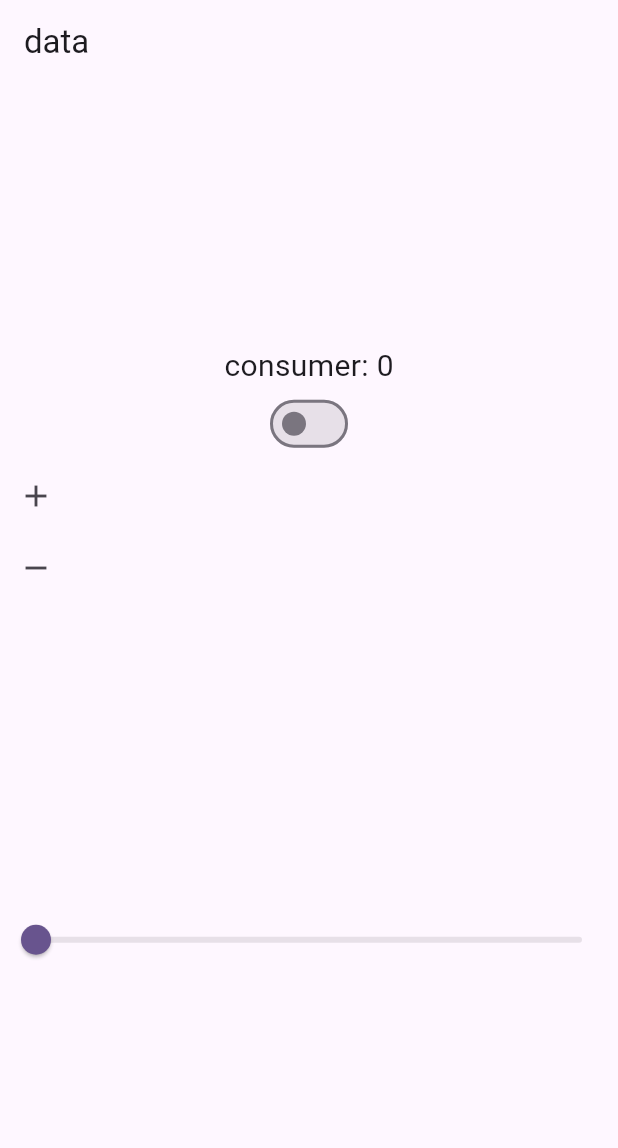
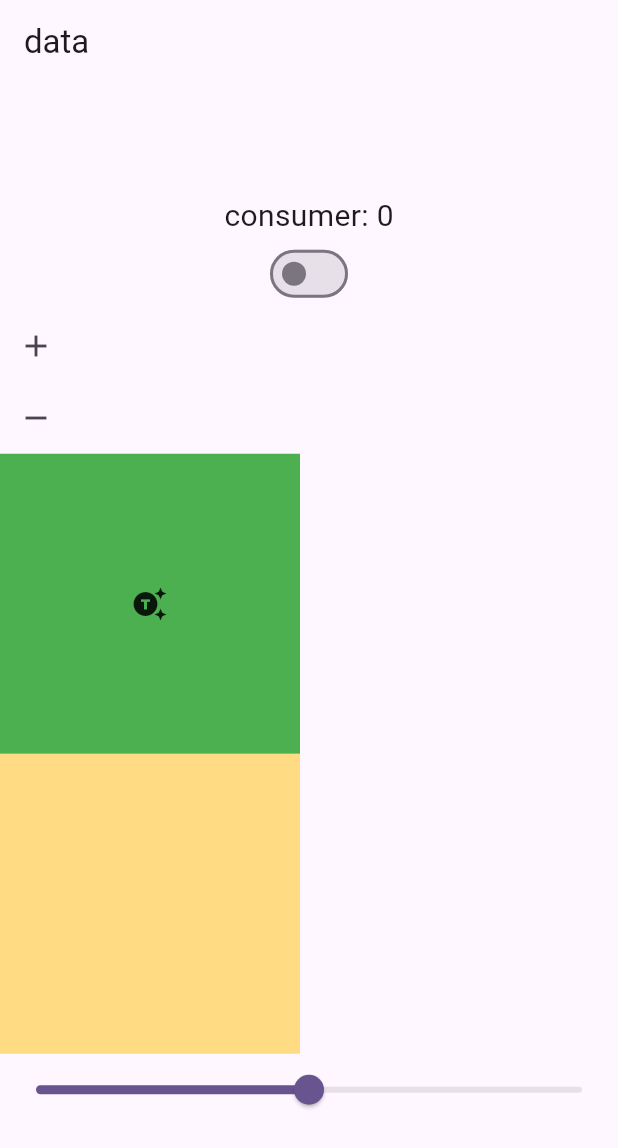
Before and after one commit to Takbirulislam420/practice_riverPod, a Flutter app: the screen it shows after launch, on a phone screen of 412 x 824 dp. Shown: the top 1148 px of the screen. Run offline on Flutter 3.47's test engine with Material 3 defaults, Android fonts, the phone set to English and light mode, and no system bars; our stand-ins replace flutter_riverpod.

```diff
--- a/lib/home_screen.dart
+++ b/lib/home_screen.dart
@@ -133,10 +133,29 @@ class HomeScreen extends ConsumerWidget {
           ),
 
           Consumer(
+            builder: (context, ref, child) {
+              print("container Icon");
+              final sliderValue = ref.watch(sliderProvider.select((state)=>state.showPassword));
+              return InkWell(
+                onTap: () {
+                  final appStateProvider=ref.read(sliderProvider.notifier);
+                  appStateProvider.state=appStateProvider.state.copyWith(showPassword: !sliderValue);
 
+                },
+                child: Container(
+                  height: 200,
+                  width: 200,
+                  // ignore: deprecated_member_use
+                  color: Colors.green,
+                  child: sliderValue? Icon(Icons.remove_red_eye):Icon(Icons.generating_tokens),
+                ),
+              );
+            },
+          ),
+          Consumer(
             builder: (context, ref, child) {
               print("container consumer");
-              final sliderValue = ref.watch(sliderProvider);
+              final sliderValue = ref.watch(sliderProvider.select((state)=>state.slider));
               return Container(
                 height: 200,
                 width: 200,
@@ -147,12 +166,14 @@ class HomeScreen extends ConsumerWidget {
           ),
           Consumer(
             builder: (context, ref, child) {
-              final sliderValue = ref.watch(sliderProvider);
+              //final sliderValue = ref.watch(sliderProvider);
+              final sliderValue = ref.watch(sliderProvider.select((state)=>state.slider));
               print("slider consumer");
               return Slider(
                 value: sliderValue,
                 onChanged: (value) {
-                  ref.read(sliderProvider.notifier).state = value;
+                  final appStateProvider=ref.read(sliderProvider.notifier);
+                  appStateProvider.state=appStateProvider.state.copyWith(slider: value);
                 },
               );
             },
--- a/lib/slider_provider.dart
+++ b/lib/slider_provider.dart
@@ -1,19 +1,19 @@
 import 'package:flutter_riverpod/legacy.dart';
 
-final sliderProvider = StateProvider<double>((ref) {
-  return 0.0;
+final sliderProvider = StateProvider<AppState>((ref) {
+  return AppState(slider: 0.5, showPassword: false);
 });
 
-// class AppState {
-//   final double slider;
-//   final bool showPassword;
+class AppState {
+  final double slider;
+  final bool showPassword;
 
-//   AppState({required this.slider, required this.showPassword});
+  AppState({required this.slider, required this.showPassword});
 
-//   AppState copyWith({double? slider, bool? showPassword}) {
-//     return AppState(
-//       slider: slider ?? this.slider,
-//       showPassword: showPassword ?? this.showPassword,
-//     );
-//   }
-// }
+  AppState copyWith({double? slider, bool? showPassword}) {
+    return AppState(
+      slider: slider ?? this.slider,
+      showPassword: showPassword ?? this.showPassword,
+    );
+  }
+}
```
